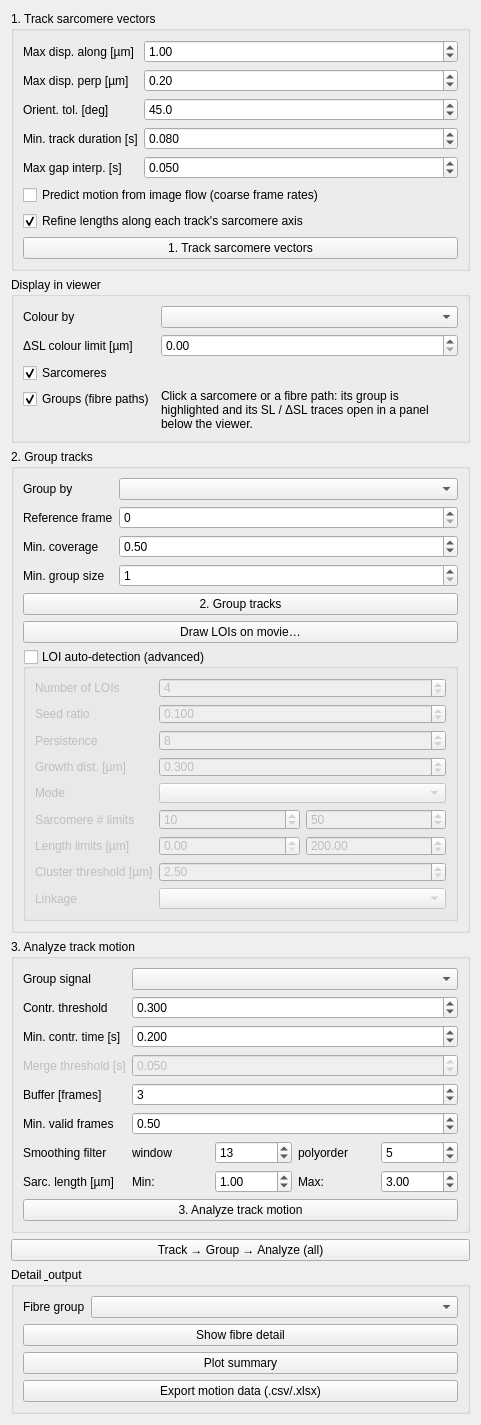
Old version of the form sarcasm_app/ui-files/parameters_motion_analysis.ui in the repository danihae/SarcAsM.
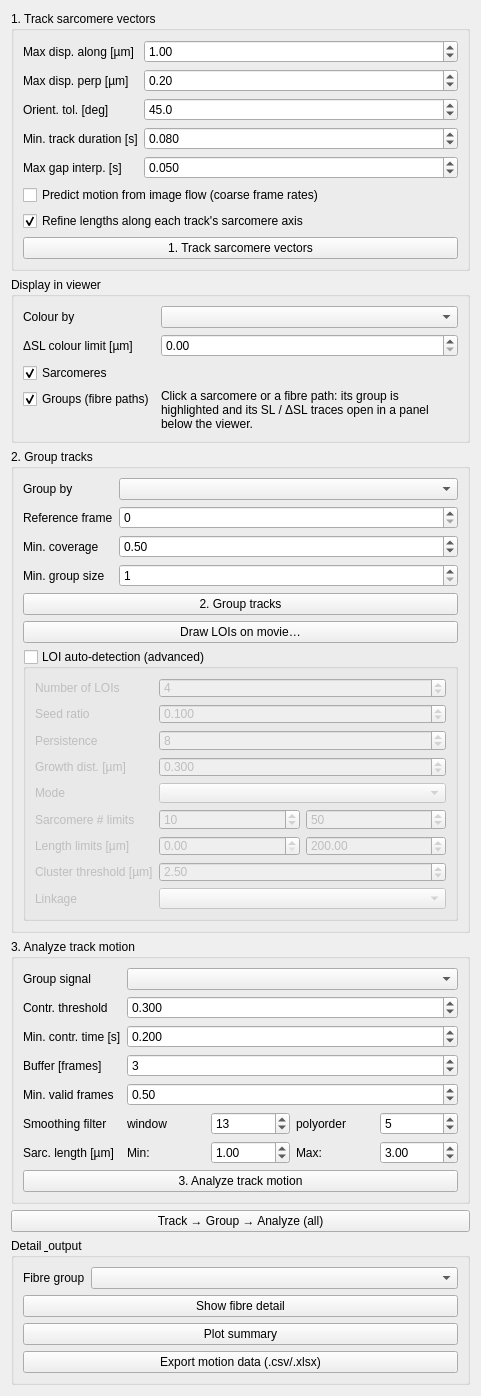
New version of the form.

```diff
--- a/sarcasm_app/ui-files/parameters_motion_analysis.ui
+++ b/sarcasm_app/ui-files/parameters_motion_analysis.ui
@@ -683,38 +683,6 @@
         </property>
        </widget>
       </item>
-      <item row="3" column="0">
-       <widget class="QLabel" name="label_motion_merge">
-        <property name="enabled">
-         <bool>false</bool>
-        </property>
-        <property name="toolTip">
-         <string>&lt;p&gt;Not used: gaps between contractions are no longer closed, because closing would join two overlapping twitches into one contraction. The field stays so that saved parameter files still load.&lt;/p&gt;</string>
-        </property>
-        <property name="text">
-         <string>Merge threshold [s]</string>
-        </property>
-       </widget>
-      </item>
-      <item row="3" column="1">
-       <widget class="QDoubleSpinBox" name="dsb_motion_merge_time_max">
-        <property name="enabled">
-         <bool>false</bool>
-        </property>
-        <property name="toolTip">
-         <string>&lt;p&gt;Not used: gaps between contractions are no longer closed, because closing would join two overlapping twitches into one contraction. The field stays so that saved parameter files still load.&lt;/p&gt;</string>
-        </property>
-        <property name="decimals">
-         <number>3</number>
-        </property>
-        <property name="maximum">
-         <double>1000.000000000000000</double>
-        </property>
-        <property name="value">
-         <double>0.050000000000000</double>
-        </property>
-       </widget>
-      </item>
       <item row="4" column="0">
        <widget class="QLabel" name="label_motion_buffer">
         <property name="toolTip">
```
